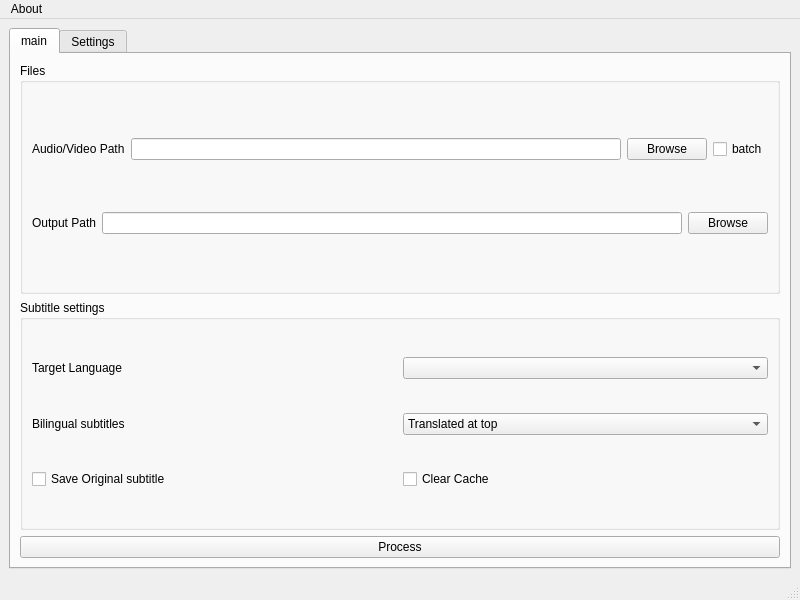
Qt form av2sub/gui.ui (HAL9000COM/AV2Sub) before a commit.
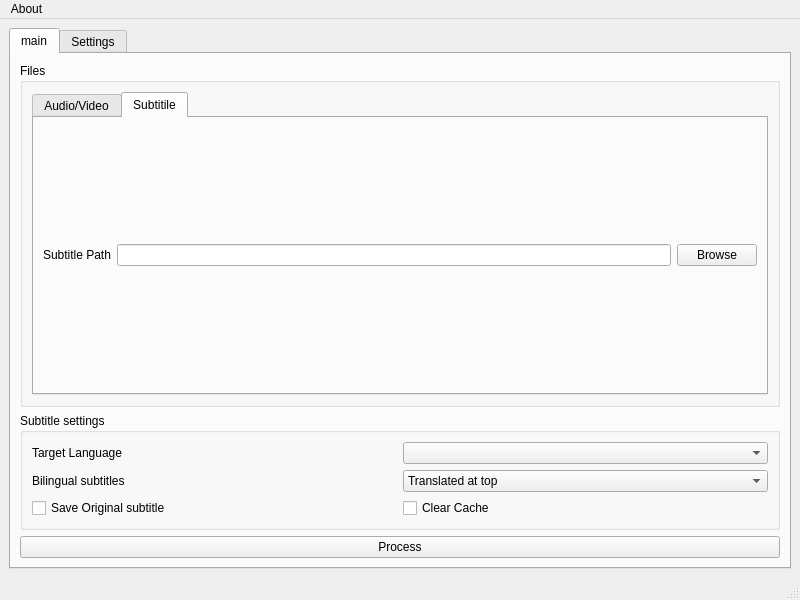
The same form after that commit.

Commit message: Add gui for translating srt only.

```diff
--- a/av2sub/gui.ui
+++ b/av2sub/gui.ui
@@ -32,6 +32,16 @@
           </property>
           <layout class="QVBoxLayout" name="verticalLayout_2">
            <item>
+            <widget class="QTabWidget" name="tabWidget_input">
+             <property name="currentIndex">
+              <number>1</number>
+             </property>
+             <widget class="QWidget" name="tab_av">
+              <attribute name="title">
+               <string>Audio/Video</string>
+              </attribute>
+              <layout class="QVBoxLayout" name="verticalLayout_6">
+               <item>
             <layout class="QHBoxLayout" name="horizontalLayout_4">
              <item>
               <widget class="QLabel" name="label">
@@ -50,13 +60,6 @@
                </property>
               </widget>
              </item>
-             <item>
-              <widget class="QCheckBox" name="checkBox_batch">
-               <property name="text">
-                <string>batch</string>
-               </property>
-              </widget>
-             </item>
             </layout>
            </item>
            <item>
@@ -82,6 +85,38 @@
            </item>
           </layout>
          </widget>
+             <widget class="QWidget" name="tab_subtitle">
+              <attribute name="title">
+               <string>Subtitile</string>
+              </attribute>
+              <layout class="QVBoxLayout" name="verticalLayout_8">
+               <item>
+                <layout class="QHBoxLayout" name="horizontalLayout">
+                 <item>
+                  <widget class="QLabel" name="label_8">
+                   <property name="text">
+                    <string>Subtitle Path</string>
+                   </property>
+                  </widget>
+                 </item>
+                 <item>
+                  <widget class="QLineEdit" name="lineEdit_sub_in"/>
+                 </item>
+                 <item>
+                  <widget class="QPushButton" name="pushButton_sub_in_browse">
+                   <property name="text">
+                    <string>Browse</string>
+                   </property>
+                  </widget>
+                 </item>
+                </layout>
+               </item>
+              </layout>
+             </widget>
+            </widget>
+           </item>
+          </layout>
+         </widget>
         </item>
         <item>
          <widget class="QGroupBox" name="groupBox_2">
```
Left out of the diff: 2 changed lines with no effect on the pictures. Lines whose indentation alone changed are shown as unchanged. The commit also changes 2 other files.
